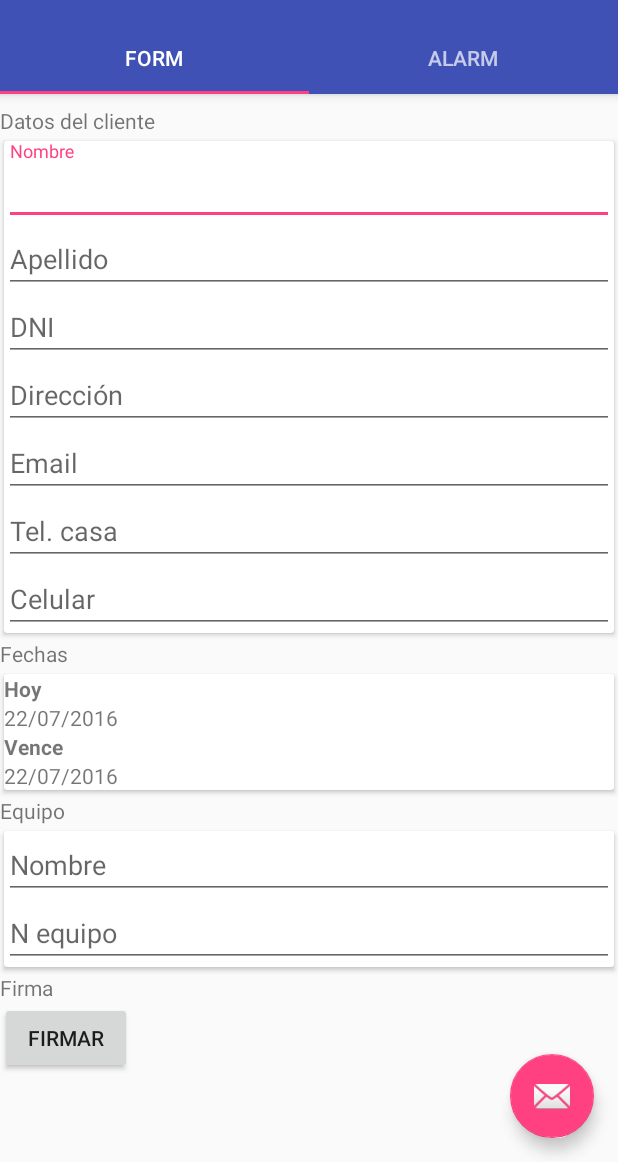
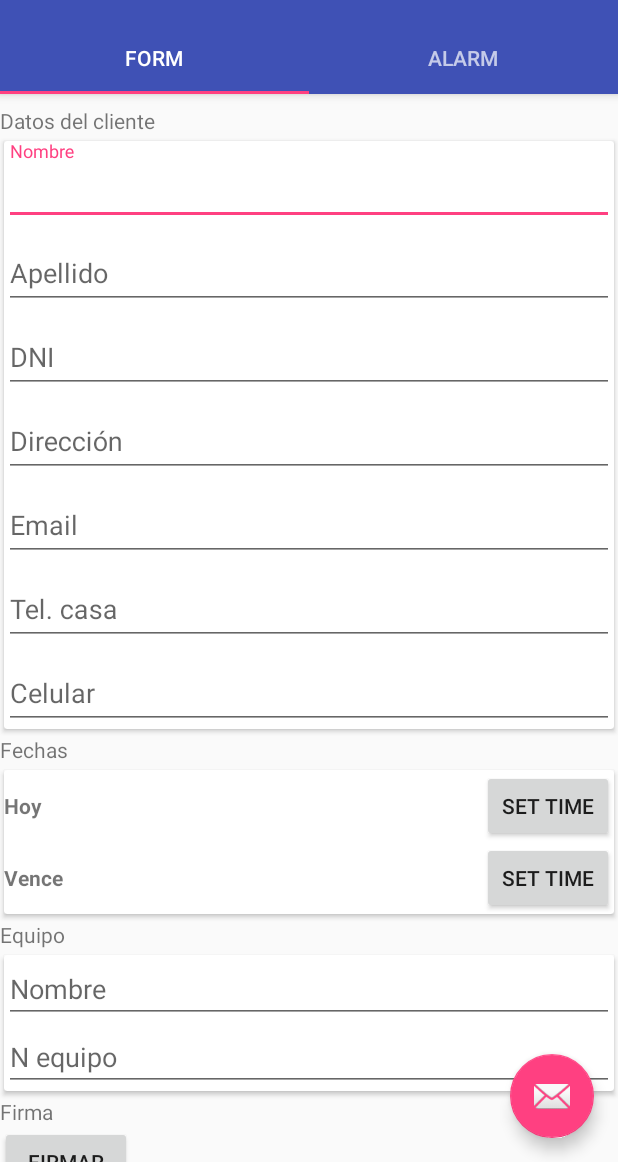
Before and after one commit to gedu/Remembrall, an Android app: the screen it shows after launch (RembrallCreationActivity before the commit, RemembrallCreationActivity after it), after a tap on an icon or button, on a phone screen of 412 x 824 dp, the part 74-1236 px from its top. Run offline under Robolectric (Android 15) with nearby library versions, the phone set to English and light mode, and no system bars; our stand-ins replace ButterKnife.

Commit message:
Add an activity to pick a date and retrieve the selection Clean up a bit the layouts

```diff
--- a/app/src/main/java/com/gemapps/remembrall/RememberListActivity.java
+++ b/app/src/main/java/com/gemapps/remembrall/RememberListActivity.java
@@ -6,7 +6,7 @@ import android.view.Menu;
 import android.view.MenuItem;
 
 import com.gemapps.remembrall.ui.ButterActivity;
-import com.gemapps.remembrall.ui.RembrallCreationActivity;
+import com.gemapps.remembrall.ui.RemembrallCreationActivity;
 
 import butterknife.OnClick;
 
@@ -41,6 +41,6 @@ public class RememberListActivity extends ButterActivity {
 
     @OnClick(R.id.fab)
     public void onFabClicked(){
-        startActivity(new Intent(this, RembrallCreationActivity.class));
+        startActivity(new Intent(this, RemembrallCreationActivity.class));
     }
 }
--- a/app/src/main/java/com/gemapps/remembrall/ui/CreationFormFragment.java
+++ b/app/src/main/java/com/gemapps/remembrall/ui/CreationFormFragment.java
@@ -1,12 +1,14 @@
 package com.gemapps.remembrall.ui;
 
 
+import android.content.Intent;
 import android.os.Bundle;
 import android.support.v4.app.Fragment;
 import android.view.LayoutInflater;
 import android.view.View;
 import android.view.ViewGroup;
 import android.widget.EditText;
+import android.widget.TextView;
 
 import com.gemapps.remembrall.R;
 
@@ -18,12 +20,19 @@ import butterknife.OnClick;
  * Use the {@link CreationFormFragment#newInstance} factory method to
  * create an instance of this fragment.
  */
+@SuppressWarnings("private-access")
 public class CreationFormFragment extends ButterFragment {
 
     @BindView(R.id.form_first_name_edit) EditText mFirstNameEdit;
     @BindView(R.id.form_last_name_edit) EditText mLastNameEdit;
     @BindView(R.id.form_id_card_edit) EditText mIdCardEdit;
     @BindView(R.id.form_address_edit) EditText mAddressEdit;
+    @BindView(R.id.form_email_edit) EditText mEmailEdit;
+    @BindView(R.id.form_home_phone_edit) EditText mHomePhoneEdit;
+    @BindView(R.id.form_mobile_phone_edit) EditText mMobilePhoneEdit;
+
+    @BindView(R.id.form_start_day_text) TextView mStartDayText;
+    @BindView(R.id.form_end_day_text) TextView mEndDayText;
 
     public CreationFormFragment() {
         // Required empty public constructor
@@ -46,6 +55,20 @@ public class CreationFormFragment extends ButterFragment {
         return createView(inflater, container, R.layout.fragment_creation_form);
     }
 
+    @OnClick(R.id.form_select_start_day_button)
+    public void onPickStartDayClicked(){
+
+        startActivityForResult(new Intent(getActivity(), DatePickerActivity.class),
+                RemembrallCreationActivity.REQUEST_START_DATE_RESULT);
+    }
+
+    @OnClick(R.id.form_select_end_day_button)
+    public void onPickEndtDayClicked(){
+        Intent intent = new Intent(getActivity(), DatePickerActivity.class);
+        intent.putExtra(DatePickerActivity.INTENT_EXTRA_DAYS_KEY, 30);
+        startActivityForResult(intent, RemembrallCreationActivity.REQUEST_END_DATE_RESULT);
+    }
+
     @OnClick(R.id.form_sign)
     public void onSignClicked(View view){
         startActivity(BaseCardActivity.getInstance(view, InkWritingActivity.class));
@@ -57,6 +80,8 @@ public class CreationFormFragment extends ButterFragment {
         String lastName = mLastNameEdit.getText().toString();
         String idCard = mIdCardEdit.getText().toString();
         String address = mAddressEdit.getText().toString();
-
+        String email = mEmailEdit.getText().toString();
+        String homePhone = mHomePhoneEdit.getText().toString();
+        String mobilePhone = mMobilePhoneEdit.getText().toString();
     }
 }
--- a/app/src/main/java/com/gemapps/remembrall/ui/RembrallCreationActivity.java
+++ /dev/null
@@ -1,94 +0,0 @@
-package com.gemapps.remembrall.ui;
-
-import android.os.Bundle;
-import android.support.design.widget.Snackbar;
-import android.support.design.widget.TabLayout;
-import android.support.v4.app.Fragment;
-import android.support.v4.app.FragmentManager;
-import android.support.v4.app.FragmentPagerAdapter;
-import android.support.v4.view.ViewPager;
-import android.view.View;
-
-import com.gemapps.remembrall.R;
-
-import butterknife.BindView;
-import butterknife.OnClick;
-
-public class RembrallCreationActivity extends ButterActivity {
-
-    /**
-     * The {@link android.support.v4.view.PagerAdapter} that will provide
-     * fragments for each of the sections. We use a
-     * {@link FragmentPagerAdapter} derivative, which will keep every
-     * loaded fragment in memory. If this becomes too memory intensive, it
-     * may be best to switch to a
-     * {@link android.support.v4.app.FragmentStatePagerAdapter}.
-     */
-    private SectionsPagerAdapter mSectionsPagerAdapter;
-
-    /**
-     * The {@link ViewPager} that will host the section contents.
-     */
-    @BindView(R.id.view_pager) ViewPager mViewPager;
-
-    @Override
-    protected void onCreate(Bundle savedInstanceState) {
-        super.onCreate(savedInstanceState);
-        setContentView(R.layout.activity_rembrall_creation);
-
-        setUpButton();
-        // Create the adapter that will return a fragment for each of the three
-        // primary sections of the activity.
-        mSectionsPagerAdapter = new SectionsPagerAdapter(getSupportFragmentManager());
-
-        mViewPager.setAdapter(mSectionsPagerAdapter);
-
-        TabLayout tabLayout = (TabLayout) findViewById(R.id.tabs);
-        tabLayout.setupWithViewPager(mViewPager);
-    }
-
-    @OnClick(R.id.fab)
-    public void onFabClicked(View view){
-        Snackbar.make(view, "Save", Snackbar.LENGTH_LONG)
-                .setAction("Action", null).show();
-    }
-
-    /**
-     * A {@link FragmentPagerAdapter} that returns a fragment corresponding to
-     * one of the sections/tabs/pages.
-     */
-    public class SectionsPagerAdapter extends FragmentPagerAdapter {
-
-        public SectionsPagerAdapter(FragmentManager fm) {
-            super(fm);
-        }
-
-        @Override
-        public Fragment getItem(int position) {
-
-            if(position == 0){
-                return CreationFormFragment.newInstance();
-            }else{
-                return CreationAlarmFragment.newInstance();
-            }
-        }
-
-        @Override
-        public int getCount() {
-            return 2;
-        }
-
-
-        @Override
-        public CharSequence getPageTitle(int position) {
-
-            switch (position) {
-                case 0:
-                    return "Form";
-                case 1:
-                    return "Alarm";
-            }
-            return null;
-        }
-    }
-}
--- /dev/null
+++ b/app/src/main/java/com/gemapps/remembrall/ui/RemembrallCreationActivity.java
@@ -0,0 +1,106 @@
+package com.gemapps.remembrall.ui;
+
+import android.content.Intent;
+import android.os.Bundle;
+import android.support.design.widget.Snackbar;
+import android.support.design.widget.TabLayout;
+import android.support.v4.app.Fragment;
+import android.support.v4.app.FragmentManager;
+import android.support.v4.app.FragmentPagerAdapter;
+import android.support.v4.view.ViewPager;
+import android.util.Log;
+import android.view.View;
+
+import com.gemapps.remembrall.R;
+
+import butterknife.BindView;
+import butterknife.OnClick;
+
+public class RemembrallCreationActivity extends ButterActivity {
+
+    private static final String TAG = "RemembrallCreationActiv";
+
+    public static final int REQUEST_START_DATE_RESULT = 1;
+    public static final int REQUEST_END_DATE_RESULT = 2;
+    /**
+     * The {@link android.support.v4.view.PagerAdapter} that will provide
+     * fragments for each of the sections. We use a
+     * {@link FragmentPagerAdapter} derivative, which will keep every
+     * loaded fragment in memory. If this becomes too memory intensive, it
+     * may be best to switch to a
+     * {@link android.support.v4.app.FragmentStatePagerAdapter}.
+     */
+    private SectionsPagerAdapter mSectionsPagerAdapter;
+
+    /**
+     * The {@link ViewPager} that will host the section contents.
+     */
+    @BindView(R.id.view_pager) ViewPager mViewPager;
+
+    @Override
+    protected void onCreate(Bundle savedInstanceState) {
+        super.onCreate(savedInstanceState);
+        setContentView(R.layout.activity_rembrall_creation);
+
+        setUpButton();
+        // Create the adapter that will return a fragment for each of the three
+        // primary sections of the activity.
+        mSectionsPagerAdapter = new SectionsPagerAdapter(getSupportFragmentManager());
+
+        mViewPager.setAdapter(mSectionsPagerAdapter);
+
+        TabLayout tabLayout = (TabLayout) findViewById(R.id.tabs);
+        tabLayout.setupWithViewPager(mViewPager);
+    }
+
+    @Override
+    protected void onActivityResult(int requestCode, int resultCode, Intent data) {
+        super.onActivityResult(requestCode, resultCode, data);
+        Log.d(TAG, "onActivityResult() called with: requestCode = [" + requestCode + "], resultCode = [" + resultCode + "], data = [" + data + "]");
+    }
+
+    @OnClick(R.id.fab)
+    public void onFabClicked(View view){
+        Snackbar.make(view, "Save", Snackbar.LENGTH_LONG)
+                .setAction("Action", null).show();
+    }
+
+    /**
+     * A {@link FragmentPagerAdapter} that returns a fragment corresponding to
+     * one of the sections/tabs/pages.
+     */
+    public class SectionsPagerAdapter extends FragmentPagerAdapter {
+
+        public SectionsPagerAdapter(FragmentManager fm) {
+            super(fm);
+        }
+
+        @Override
+        public Fragment getItem(int position) {
+
+            if(position == 0){
+                return CreationFormFragment.newInstance();
+            }else{
+                return CreationAlarmFragment.newInstance();
+            }
+        }
+
+        @Override
+        public int getCount() {
+            return 2;
+        }
+
+
+        @Override
+        public CharSequence getPageTitle(int position) {
+
+            switch (position) {
+                case 0:
+                    return "Form";
+                case 1:
+                    return "Alarm";
+            }
+            return null;
+        }
+    }
+}
--- a/app/src/main/res/layout/activity_rembrall_creation.xml
+++ b/app/src/main/res/layout/activity_rembrall_creation.xml
@@ -7,7 +7,7 @@
     android:layout_width="match_parent"
     android:layout_height="match_parent"
     android:fitsSystemWindows="true"
-    tools:context="com.gemapps.remembrall.ui.RembrallCreationActivity">
+    tools:context="com.gemapps.remembrall.ui.RemembrallCreationActivity">
 
     <android.support.design.widget.AppBarLayout
         android:id="@+id/appbar"
--- a/app/src/main/res/layout/fragment_creation_form.xml
+++ b/app/src/main/res/layout/fragment_creation_form.xml
@@ -39,23 +39,46 @@
                         android:hint="@string/first_name"/>
                 </android.support.design.widget.TextInputLayout>
 
+                <android.support.design.widget.TextInputLayout
+                    android:layout_width="match_parent"
+                    android:layout_height="wrap_content"
+                    android:layout_gravity="center">
+
                     <EditText
                         android:id="@+id/form_last_name_edit"
                         android:layout_width="match_parent"
                         android:layout_height="wrap_content"
                         android:hint="@string/last_name"/>
+                </android.support.design.widget.TextInputLayout>
+
+                <android.support.design.widget.TextInputLayout
+                    android:layout_width="match_parent"
+                    android:layout_height="wrap_content"
+                    android:layout_gravity="center">
 
                     <EditText
                         android:id="@+id/form_id_card_edit"
                         android:layout_width="match_parent"
                         android:layout_height="wrap_content"
                         android:hint="@string/id_card"/>
+                </android.support.design.widget.TextInputLayout>
+
+                <android.support.design.widget.TextInputLayout
+                    android:layout_width="match_parent"
+                    android:layout_height="wrap_content"
+                    android:layout_gravity="center">
 
                     <EditText
                         android:id="@+id/form_address_edit"
                         android:layout_width="match_parent"
                         android:layout_height="wrap_content"
                         android:hint="@string/address"/>
+                </android.support.design.widget.TextInputLayout>
+
+                <android.support.design.widget.TextInputLayout
+                    android:layout_width="match_parent"
+                    android:layout_height="wrap_content"
+                    android:layout_gravity="center">
 
                     <EditText
                         android:id="@+id/form_email_edit"
@@ -63,6 +86,12 @@
                         android:layout_height="wrap_content"
                         android:hint="@string/email"
                         android:inputType="textEmailAddress"/>
+                </android.support.design.widget.TextInputLayout>
+
+                <android.support.design.widget.TextInputLayout
+                    android:layout_width="match_parent"
+                    android:layout_height="wrap_content"
+                    android:layout_gravity="center">
 
                     <EditText
                         android:id="@+id/form_home_phone_edit"
@@ -70,6 +99,12 @@
                         android:layout_height="wrap_content"
                         android:hint="@string/home_phone"
                         android:inputType="phone"/>
+                </android.support.design.widget.TextInputLayout>
+
+                <android.support.design.widget.TextInputLayout
+                    android:layout_width="match_parent"
+                    android:layout_height="wrap_content"
+                    android:layout_gravity="center">
 
                     <EditText
                         android:id="@+id/form_mobile_phone_edit"
@@ -77,7 +112,7 @@
                         android:layout_height="wrap_content"
                         android:hint="@string/mobile_phone"
                         android:inputType="phone"/>
-
+                </android.support.design.widget.TextInputLayout>
             </LinearLayout>
 
         </android.support.v7.widget.CardView>
@@ -97,27 +132,54 @@
                 android:layout_height="wrap_content"
                 android:orientation="vertical">
 
+                <LinearLayout
+                    android:layout_width="match_parent"
+                    android:layout_height="wrap_content"
+                    android:orientation="horizontal">
+
                     <TextView
-                    android:layout_width="match_parent"
+                        android:id="@+id/form_start_day_text"
+                        android:layout_width="wrap_content"
                         android:layout_height="wrap_content"
                         android:text="Hoy"
                         android:textStyle="bold"/>
 
-                <TextView
+                    <Space
+                        android:layout_width="0dp"
+                        android:layout_height="match_parent"
+                        android:layout_weight="1"/>
+
+                    <Button
+                        android:id="@+id/form_select_start_day_button"
+                        android:layout_width="wrap_content"
+                        android:layout_height="wrap_content"
+                        android:text="set time"/>
+
+                </LinearLayout>
+
+                <LinearLayout
                     android:layout_width="match_parent"
                     android:layout_height="wrap_content"
-                    android:text="22/07/2016"/>
+                    android:orientation="horizontal">
 
                     <TextView
-                    android:layout_width="match_parent"
+                        android:id="@+id/form_end_day_text"
+                        android:layout_width="wrap_content"
                         android:layout_height="wrap_content"
                         android:text="Vence"
                         android:textStyle="bold"/>
 
-                <TextView
-                    android:layout_width="match_parent"
+                    <Space
+                        android:layout_width="0dp"
+                        android:layout_height="match_parent"
+                        android:layout_weight="1"/>
+
+                    <Button
+                        android:id="@+id/form_select_end_day_button"
+                        android:layout_width="wrap_content"
                         android:layout_height="wrap_content"
-                    android:text="22/07/2016"/>
+                        android:text="set time"/>
+                </LinearLayout>
 
             </LinearLayout>
 
```
Also changed, not shown: app/src/main/AndroidManifest.xml (+6 -2 lines), app/src/main/java/com/gemapps/remembrall/ui/BaseCardActivity.java (+13 -1 lines), app/src/main/java/com/gemapps/remembrall/ui/DatePickerActivity.java (added, +104 -0 lines), app/src/main/res/layout/activity_date_picker.xml (added, +55 -0 lines), app/src/main/res/layout/activity_ink_writing.xml (+2 -15 lines), app/src/main/res/layout/divider.xml (added, +13 -0 lines), app/src/main/res/layout/translucent_bg.xml (added, +9 -0 lines), 1 other file. Lines whose indentation alone changed are shown as unchanged.
